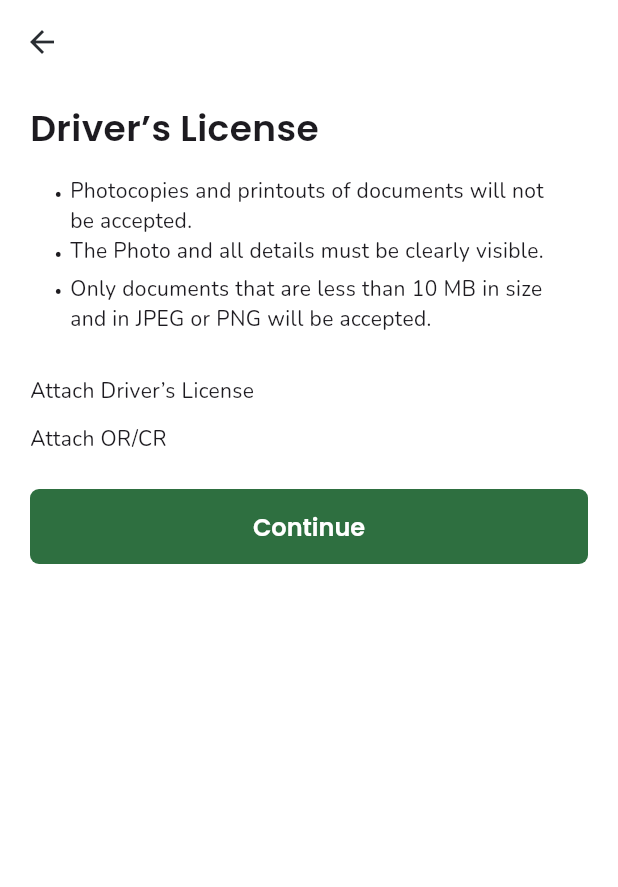
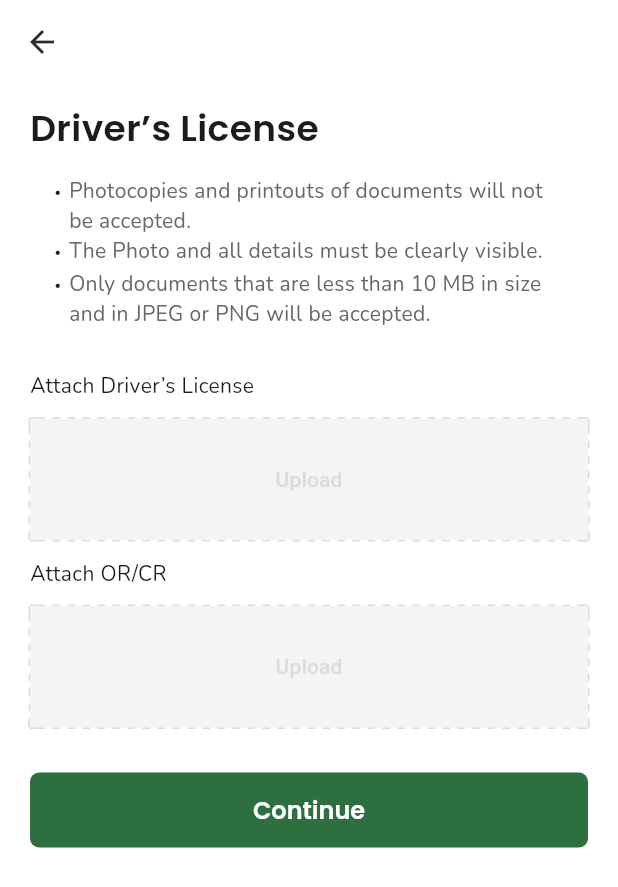
Before and after one commit to jamydevelop/Jodally-Flutter-App, a Flutter app: the screen it shows after launch, on a phone screen of 412 x 824 dp. Shown: the top 887 px of the screen. Run offline on Flutter 3.47's test engine with Material 3 defaults, Android fonts, the phone set to English and light mode, and no system bars.

Commit message:
Finished the sign up  driver license screen

```diff
--- a/jodally_flutter_app/lib/core/components/bullet_list.dart
+++ b/jodally_flutter_app/lib/core/components/bullet_list.dart
@@ -1,4 +1,5 @@
 import 'package:flutter/material.dart';
+import 'package:jodally_flutter_app/core/resources/colors.dart';
 import 'package:jodally_flutter_app/core/resources/dimensions.dart';
 
 class BulletList extends StatelessWidget {
@@ -16,7 +17,7 @@ class BulletList extends StatelessWidget {
           return Row(
             crossAxisAlignment: CrossAxisAlignment.start,
             children: [
-              Text('\u2022', style: TextStyle(fontSize: 16, height: 1.55)),
+              Text('\u2022', style: TextStyle(fontSize: 14, height: 1.55)),
               SizedBox(width: 5),
               Expanded(
                 child: Text(
@@ -27,6 +28,7 @@ class BulletList extends StatelessWidget {
                     fontFamily: 'Nunito',
                     fontWeight: FontWeight.w400,
                     fontSize: fontSizeTitleSmall,
+                    color: greyPrimary,
                   ),
                 ),
               ),
--- /dev/null
+++ b/jodally_flutter_app/lib/core/components/dashed_outline_button.dart
@@ -0,0 +1,37 @@
+import 'package:flutter/material.dart';
+import 'package:jodally_flutter_app/core/components/dashed_border_painter.dart';
+import 'package:jodally_flutter_app/core/resources/colors.dart';
+
+class DashedOutlineButton extends StatelessWidget {
+  final String label;
+  final VoidCallback onPressed;
+
+  const DashedOutlineButton({
+    super.key,
+    required this.label,
+    required this.onPressed,
+  });
+
+  @override
+  Widget build(BuildContext context) {
+    return SizedBox(
+      height: 81,
+      width: double.infinity, // Take full width
+      child: CustomPaint(
+        painter: DashedBorderPainter(color: lightGreySecondary),
+        child: OutlinedButton(
+          onPressed: onPressed,
+          style: OutlinedButton.styleFrom(
+            backgroundColor: lightGreyPrimary,
+            side: BorderSide.none, // Hide the default solid border
+            padding: EdgeInsets.zero, // Remove padding to better control height
+            shape: RoundedRectangleBorder(), // Optional: customize shape
+          ),
+          child: Center(
+            child: Text(label, style: TextStyle(color: lightGreySecondary)),
+          ),
+        ),
+      ),
+    );
+  }
+}
--- a/jodally_flutter_app/lib/views/sign_up_driver_license.dart
+++ b/jodally_flutter_app/lib/views/sign_up_driver_license.dart
@@ -3,7 +3,9 @@ import 'package:jodally_flutter_app/core/components/bullet_list.dart';
 import 'package:jodally_flutter_app/core/components/common_back_app_bar.dart';
 import 'package:jodally_flutter_app/core/components/common_button.dart';
 import 'package:jodally_flutter_app/core/components/common_text_label.dart';
+import 'package:jodally_flutter_app/core/components/dashed_outline_button.dart';
 import 'package:jodally_flutter_app/core/resources/app_constants.dart';
+import 'package:jodally_flutter_app/core/resources/assets.dart';
 import 'package:jodally_flutter_app/core/resources/colors.dart';
 import 'package:jodally_flutter_app/core/resources/dimensions.dart';
 
@@ -47,13 +49,29 @@ class _SignUpDriverLicenseState extends State<SignUpDriverLicense> {
                 fontSize: fontSizeTitleSmall,
               ),
               SizedBox(height: 12),
+              DashedOutlineButton(
+                label: 'Upload',
+                onPressed: () {
+                  // Handle button press
+                },
+              ),
+
+              SizedBox(height: 12),
               CommonTextLabel(
                 text: 'Attach OR/CR',
                 fontFamily: 'Nunito',
                 fontWeight: FontWeight.w400,
                 fontSize: fontSizeTitleSmall,
               ),
-              const SizedBox(height: 24),
+              SizedBox(height: 12),
+              DashedOutlineButton(
+                label: 'Upload',
+                onPressed: () {
+                  // Handle button press
+                },
+              ),
+              const SizedBox(height: 30),
+              //Continue Button
               CommonButton(
                 backgroundColor: greenPrimary,
                 borderRadius: 6,
```
Also changed, not shown: jodally_flutter_app/lib/core/components/dashed_border_painter.dart (added, +116 -0 lines).
